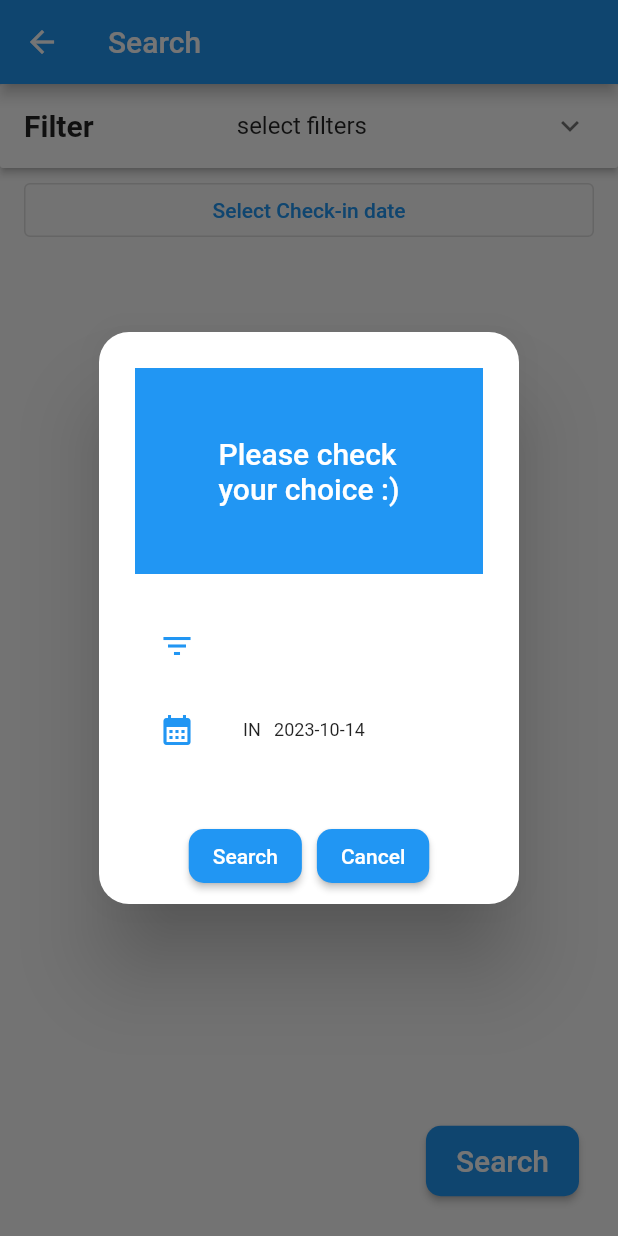
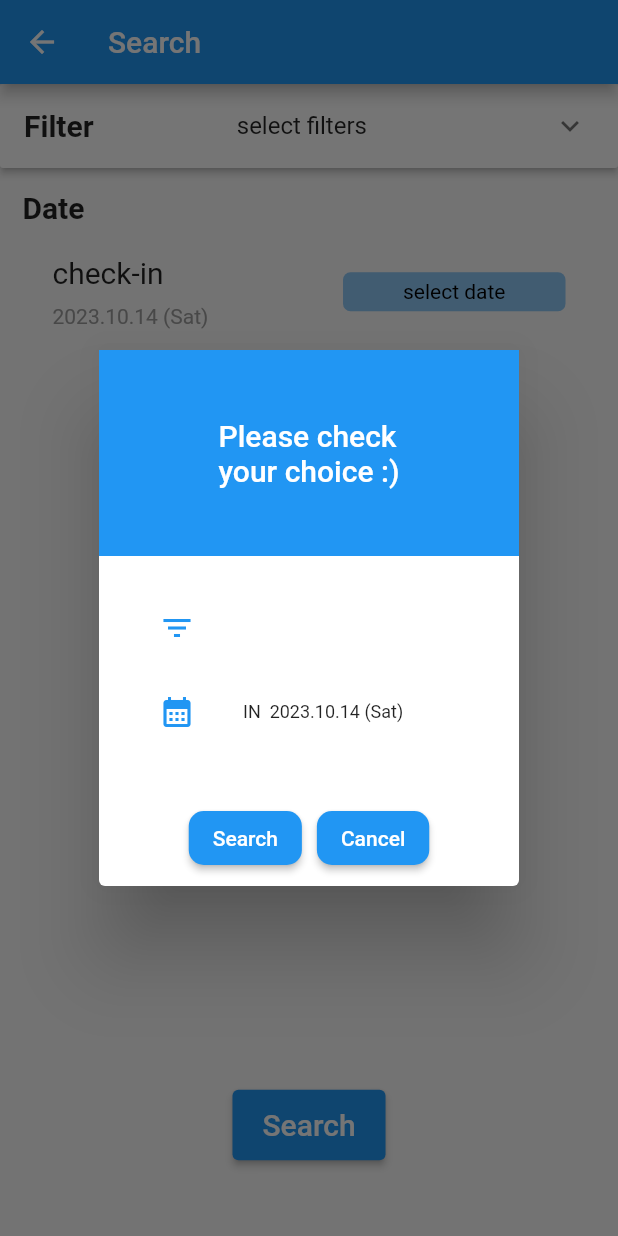
Before and after one commit to MASEOKJAE/AppDev_Midterm, a Flutter app: the SearchPage screen opened by its route, after a tap on "Search", on a phone screen of 412 x 824 dp. Run offline on Flutter 3.47's test engine with Material 2 defaults, Android fonts, the phone set to English and light mode, and no system bars; our stand-ins replace animated_text_kit, lottie; network calls fail.

Commit message:
Final 1.0

```diff
--- a/midterm_project/lib/view/search.dart
+++ b/midterm_project/lib/view/search.dart
@@ -1,5 +1,6 @@
 import 'package:flutter/material.dart';
 import 'widgets/expansion.dart';
+import 'package:intl/intl.dart';
 
 class SearchPage extends StatefulWidget {
   const SearchPage({Key? key}) : super(key: key);
@@ -35,10 +36,7 @@ class _SearchPageState extends State<SearchPage> {
     showDialog<String>(
       context: context,
       builder: (BuildContext context) => AlertDialog(
-        shape: RoundedRectangleBorder(
-          borderRadius: BorderRadius.circular(
-              20), // Optionally, add rounded corners to the dialog.
-        ),
+        titlePadding: EdgeInsets.zero,
         title: Container(
           height: MediaQuery.of(context).size.height /
               6, // Set the height to be a third of the screen's height.
@@ -57,16 +55,19 @@ class _SearchPageState extends State<SearchPage> {
               leading: const Icon(Icons.filter_list,
                   color: Colors
                       .blue), // Add a filter icon before the filters text.
-              title: Text('${selectedFilters.join(' / ')}',
-                  style: const TextStyle(fontSize: 12)),
+              title: Text(
+                selectedFilters.join(' / '),
+                style: const TextStyle(fontSize: 12, color: Colors.grey),
+              ),
             ),
             ListTile(
               leading: const Icon(Icons.calendar_month,
                   color:
                       Colors.blue), // Add a calendar icon before the date text.
               title: Text(
-                  'IN   ${checkInDate.toLocal().toString().split(' ')[0]}',
-                  style: const TextStyle(fontSize: 12)),
+                'IN  ' + DateFormat('yyyy.MM.dd (EEE)').format(checkInDate),
+                style: const TextStyle(fontSize: 12),
+              ),
             )
           ],
         ),
@@ -85,10 +86,15 @@ class _SearchPageState extends State<SearchPage> {
               onPressed: () {
                 Navigator.pop(context, 'Cancel');
               },
-                child: const Text('Cancel'),
+              child: const Text(
+                'Cancel',
+              ),
               style: ElevatedButton.styleFrom(
                 shape: RoundedRectangleBorder(
-                        borderRadius: BorderRadius.circular(10.0)))),
+                  borderRadius: BorderRadius.circular(10.0),
+                ),
+              ),
+            ),
           ])
         ],
       ),
@@ -105,48 +111,90 @@ class _SearchPageState extends State<SearchPage> {
   Widget build(BuildContext context) {
     return Scaffold(
       appBar: AppBar(title: const Text('Search')),
-      body: ListView(
+      body: Column(
+        mainAxisAlignment: MainAxisAlignment.spaceBetween,
+        children: [
+          Column(
+            children: [
+              ListView(
+                shrinkWrap: true,
                 children: [
                   ExpansionView(onFilterChanged: handleFilterChange),
-          ListTile(
-            title: OutlinedButton(
-                onPressed: () => _selectDate(context),
-                child: const Text('Select Check-in date')),
-          ),
-          // Positioned(
-          //   left: 0,
-          //   right: 0,
-          //   bottom: 0,
-          //   child: Padding(
-          //     padding: const EdgeInsets.all(10.0),
-          //     child: MaterialButton(
-          //       onPressed: _showSelectedOptions,
-          //       color: Theme.of(context).primaryColor,
-          //       textColor: Colors.white,
-          //       shape: RoundedRectangleBorder(
-          //         borderRadius: BorderRadius.circular(10),
-          //       ),
-          //       child: Text('Search', style: TextStyle(fontSize: (20))),
-          //       minWidth: (3),
-          //       padding: const EdgeInsets.symmetric(horizontal: (12), vertical: (12)),
-          //     ),
-          //   ),
-          // )
                 ],
               ),
-      floatingActionButton: Padding(
-              padding: const EdgeInsets.all(10.0),
-              child: MaterialButton(
+              Padding(
+                padding: const EdgeInsets.all(15.0),
+                child: Column(
+                  crossAxisAlignment: CrossAxisAlignment.start,
+                  children: [
+                    const Text(
+                      'Date',
+                      style: TextStyle(
+                        fontWeight: FontWeight.bold,
+                        fontSize: 20,
+                      ),
+                    ),
+                    Padding(
+                      padding: const EdgeInsets.all(20.0),
+                      child: Row(
+                        mainAxisAlignment: MainAxisAlignment.spaceBetween,
+                        children: [
+                          Column(
+                            crossAxisAlignment: CrossAxisAlignment.start,
+                            children: [
+                              const Text('check-in',
+                                  style: TextStyle(fontSize: 20)),
+                              const SizedBox(height: 10),
+                              Text(
+                                DateFormat('yyyy.MM.dd (EEE)')
+                                    .format(checkInDate),
+                                style: const TextStyle(color: Colors.grey),
+                              ),
+                            ],
+                          ),
+                          Material(
+                            color: Colors.blue.withOpacity(.5),
+                            borderRadius: BorderRadius.circular(5),
+                            child: InkWell(
+                              onTap: () => _selectDate(context),
+                              borderRadius: BorderRadius.circular(5),
+                              child: Container(
+                                padding: const EdgeInsets.symmetric(
+                                  vertical: 5,
+                                  horizontal: 40,
+                                ),
+                                child: const Text(
+                                  'select date',
+                                  style: TextStyle(
+                                    color: Colors.black,
+                                    fontSize: 14,
+                                  ),
+                                ),
+                              ),
+                            ),
+                          ),
+                        ],
+                      ),
+                    ),
+                  ],
+                ),
+              ),
+            ],
+          ),
+          Column(
+            children: [
+              ElevatedButton(
                 onPressed: _showSelectedOptions,
-                color: Theme.of(context).primaryColor,
-                textColor: Colors.white,
-                shape: RoundedRectangleBorder(
-                  borderRadius: BorderRadius.circular(10),
+                child: const Text('Search', style: TextStyle(fontSize: 20)),
+                style: ElevatedButton.styleFrom(
+                  padding:
+                      const EdgeInsets.symmetric(horizontal: 20, vertical: 12),
                 ),
-                child: const Text('Search', style: TextStyle(fontSize: (20))),
-                // minWidth: (3),
-                padding: const EdgeInsets.symmetric(horizontal: (20), vertical: (12)),
               ),
+              const SizedBox(height: 50),
+            ],
+          ),
+        ],
       ),
     );
   }
--- a/midterm_project/pubspec.yaml
+++ b/midterm_project/pubspec.yaml
@@ -15,6 +15,7 @@ dependencies:
   shrine_images: ^2.0.2
   flutter_slidable: ^3.0.0
   lottie: ^2.6.0
+  url_launcher: ^6.1.14
 
 dev_dependencies:
   flutter_test:
```
Also changed, not shown: midterm_project/lib/view/detail.dart (+7 -2 lines), midterm_project/lib/view/home.dart (+11 -1 lines), midterm_project/lib/view/mypage.dart (+71 -8 lines), midterm_project/pubspec.lock, 14 other files. Lines whose indentation alone changed are shown as unchanged.
